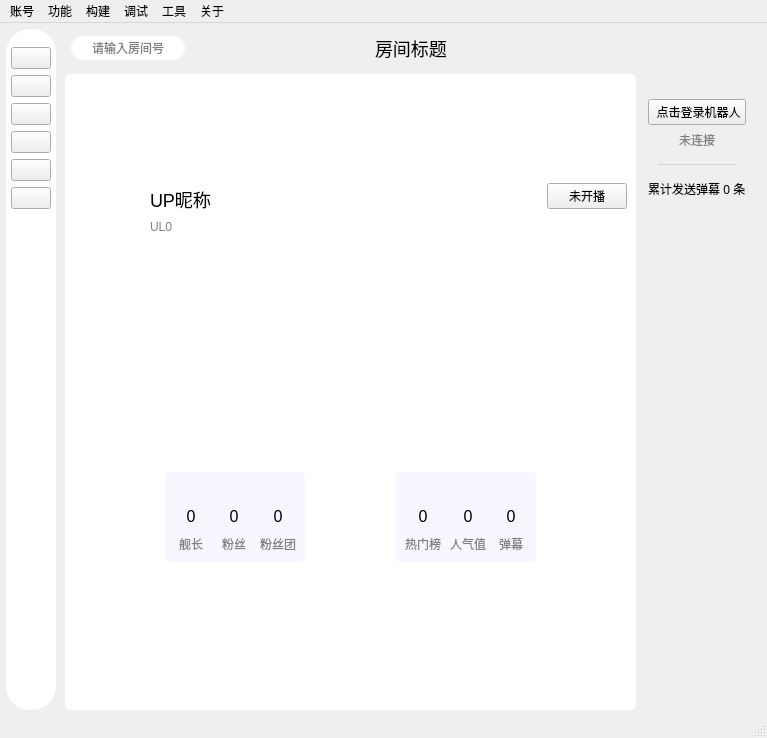
First picture: the form in mainwindow/mainwindow.ui, repository iwxyi/Bilibili-MagicalDanmaku, before the edit.
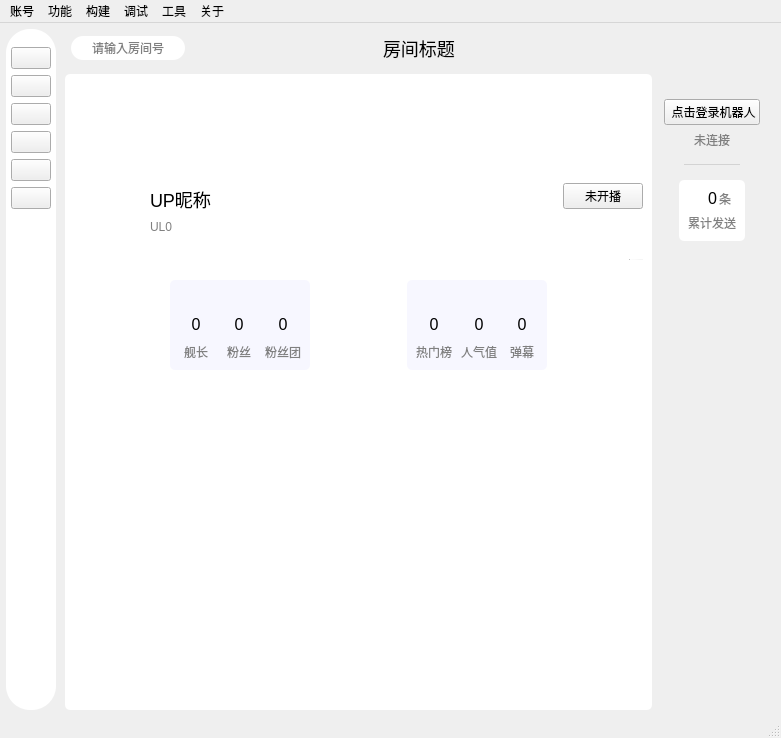
Second picture: the form after the edit. Icons and pictures are not drawn. Custom widgets are drawn as their Qt base class.

Commit message: 卡片式累计发送数量

The edit to the form file:
```diff
--- a/mainwindow/mainwindow.ui
+++ b/mainwindow/mainwindow.ui
@@ -6,7 +6,7 @@
    <rect>
     <x>0</x>
     <y>0</y>
-    <width>767</width>
+    <width>781</width>
     <height>738</height>
    </rect>
   </property>
@@ -444,6 +444,12 @@
              </item>
              <item>
               <widget class="QTextBrowser" name="roomDescriptionBrowser">
+               <property name="sizePolicy">
+                <sizepolicy hsizetype="Expanding" vsizetype="Ignored">
+                 <horstretch>0</horstretch>
+                 <verstretch>0</verstretch>
+                </sizepolicy>
+               </property>
                <property name="minimumSize">
                 <size>
                  <width>0</width>
@@ -950,7 +956,7 @@
             </property>
             <property name="styleSheet">
              <string notr="true">background: lightgray;
-margin: 10px;</string>
+margin: 20px;</string>
             </property>
            </widget>
           </item>
@@ -971,11 +977,140 @@
            </spacer>
           </item>
           <item>
-           <widget class="QLabel" name="totalSendMsgLabel">
-            <property name="text">
-             <string>累计发送弹幕 0 条</string>
+           <layout class="QHBoxLayout" name="horizontalLayout_52">
+            <property name="topMargin">
+             <number>0</number>
             </property>
-           </widget>
+            <item>
+             <widget class="QWidget" name="robotSendCountCard" native="true">
+              <property name="sizePolicy">
+               <sizepolicy hsizetype="Maximum" vsizetype="Minimum">
+                <horstretch>0</horstretch>
+                <verstretch>0</verstretch>
+               </sizepolicy>
+              </property>
+              <property name="minimumSize">
+               <size>
+                <width>0</width>
+                <height>40</height>
+               </size>
+              </property>
+              <property name="styleSheet">
+               <string notr="true">#robotSendCountCard
+{
+	background: white;
+	border-radius: 5px;
+}</string>
+              </property>
+              <layout class="QVBoxLayout" name="verticalLayout_61">
+               <property name="spacing">
+                <number>6</number>
+               </property>
+               <property name="leftMargin">
+                <number>9</number>
+               </property>
+               <property name="topMargin">
+                <number>9</number>
+               </property>
+               <property name="rightMargin">
+                <number>9</number>
+               </property>
+               <property name="bottomMargin">
+                <number>9</number>
+               </property>
+               <item>
+                <layout class="QHBoxLayout" name="horizontalLayout_41">
+                 <property name="spacing">
+                  <number>2</number>
+                 </property>
+                 <property name="topMargin">
+                  <number>0</number>
+                 </property>
+                 <item>
+                  <widget class="QLabel" name="label_12">
+                   <property name="sizePolicy">
+                    <sizepolicy hsizetype="Preferred" vsizetype="Preferred">
+                     <horstretch>0</horstretch>
+                     <verstretch>0</verstretch>
+                    </sizepolicy>
+                   </property>
+                   <property name="styleSheet">
+                    <string notr="true">color: transparent;</string>
+                   </property>
+                   <property name="text">
+                    <string>条</string>
+                   </property>
+                   <property name="alignment">
+                    <set>Qt::AlignRight|Qt::AlignTrailing|Qt::AlignVCenter</set>
+                   </property>
+                  </widget>
+                 </item>
+                 <item>
+                  <widget class="QLabel" name="robotSendCountLabel">
+                   <property name="sizePolicy">
+                    <sizepolicy hsizetype="Maximum" vsizetype="Preferred">
+                     <horstretch>0</horstretch>
+                     <verstretch>0</verstretch>
+                    </sizepolicy>
+                   </property>
+                   <property name="sizeIncrement">
+                    <size>
+                     <width>0</width>
+                     <height>2</height>
+                    </size>
+                   </property>
+                   <property name="styleSheet">
+                    <string notr="true">QLabel
+{
+	font-size: 16px;
+}</string>
+                   </property>
+                   <property name="text">
+                    <string>0</string>
+                   </property>
+                   <property name="alignment">
+                    <set>Qt::AlignCenter</set>
+                   </property>
+                  </widget>
+                 </item>
+                 <item>
+                  <widget class="QLabel" name="label_51">
+                   <property name="sizePolicy">
+                    <sizepolicy hsizetype="Preferred" vsizetype="Preferred">
+                     <horstretch>0</horstretch>
+                     <verstretch>0</verstretch>
+                    </sizepolicy>
+                   </property>
+                   <property name="styleSheet">
+                    <string notr="true">color: gray;</string>
+                   </property>
+                   <property name="text">
+                    <string>条</string>
+                   </property>
+                   <property name="alignment">
+                    <set>Qt::AlignBottom|Qt::AlignLeading|Qt::AlignLeft</set>
+                   </property>
+                  </widget>
+                 </item>
+                </layout>
+               </item>
+               <item>
+                <widget class="QLabel" name="robotSendCountTextLabel">
+                 <property name="styleSheet">
+                  <string notr="true">color: gray;</string>
+                 </property>
+                 <property name="text">
+                  <string>累计发送</string>
+                 </property>
+                 <property name="alignment">
+                  <set>Qt::AlignCenter</set>
+                 </property>
+                </widget>
+               </item>
+              </layout>
+             </widget>
+            </item>
+           </layout>
           </item>
           <item>
            <spacer name="verticalSpacer_11">
@@ -6640,7 +6775,7 @@
     <rect>
      <x>0</x>
      <y>0</y>
-     <width>767</width>
+     <width>781</width>
      <height>21</height>
     </rect>
    </property>
```
Left out of the diff: 2 changed lines with no effect on the pictures. The commit also changes 1 other file.
